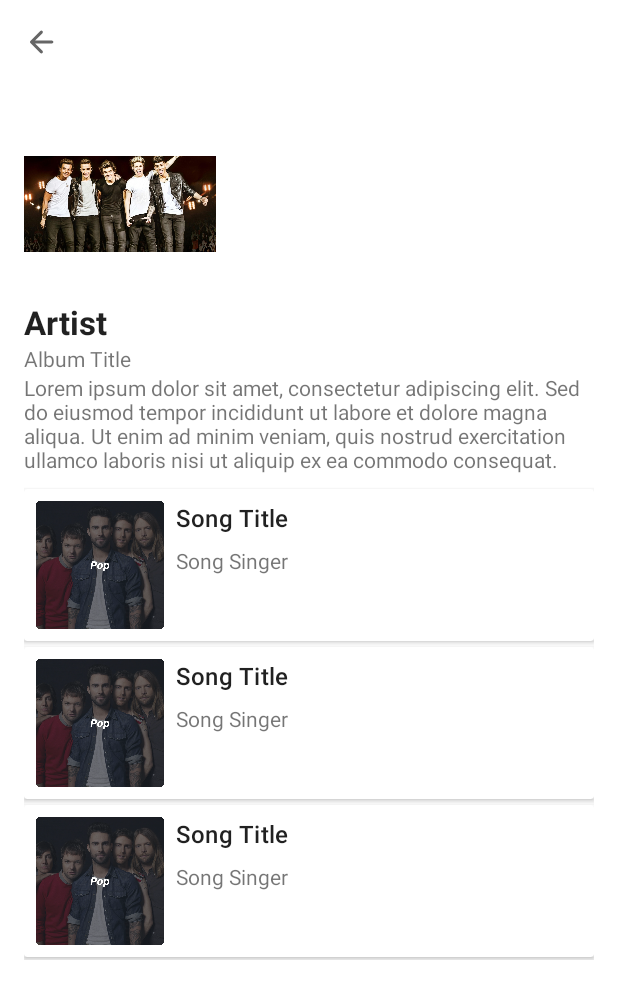
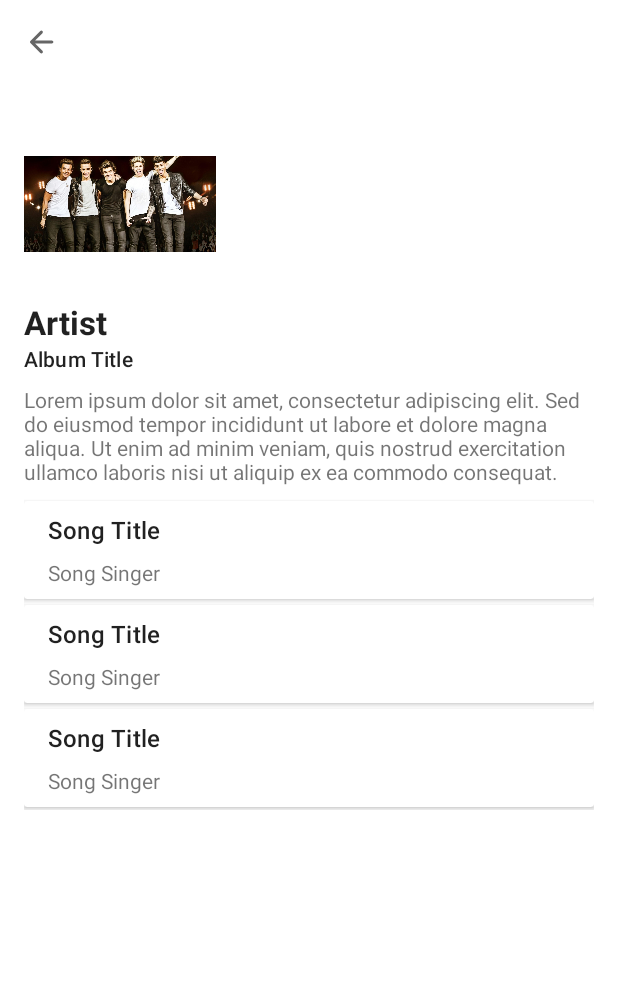
Before and after one commit to Akmall-rey/MusicPlayerProject, an Android app: the layout fragment_explore.xml on its own in the app's theme, with its tools: preview values and no code run, on a phone screen of 412 x 824 dp. Shown: the top 999 px of the screen. Run offline under Robolectric (Android 15) with nearby library versions, the phone set to English and light mode, and no system bars.

Commit message:
memperbaiki tampilan pada explore: menghapus foto album sebuah lagu

```diff
--- a/app/src/main/res/layout/fragment_explore.xml
+++ b/app/src/main/res/layout/fragment_explore.xml
@@ -53,6 +53,7 @@
 
             <TextView
                 android:id="@+id/album_title"
+                style="@style/TextAppearance.Material3.LabelLarge"
                 android:layout_width="match_parent"
                 android:layout_height="wrap_content"
                 android:text="Album Title" />
@@ -61,6 +62,7 @@
                 android:id="@+id/album_description"
                 android:layout_width="match_parent"
                 android:layout_height="wrap_content"
+                android:layout_marginTop="8dp"
                 android:text="@string/lorem" />
 
             <androidx.recyclerview.widget.RecyclerView
--- a/app/src/main/res/layout/fragment_search.xml
+++ b/app/src/main/res/layout/fragment_search.xml
@@ -61,7 +61,7 @@
         android:id="@+id/rv_Music"
         android:layout_width="match_parent"
         android:layout_height="wrap_content"
-        tools:listitem="@layout/search_result_recyclerview">
+        tools:listitem="@layout/item_song">
 
     </androidx.recyclerview.widget.RecyclerView>
 
--- a/app/src/main/res/layout/search_result_recyclerview.xml
+++ b/app/src/main/res/layout/search_result_recyclerview.xml
@@ -9,21 +9,11 @@
         android:layout_width="wrap_content"
         android:layout_height="wrap_content">
 
-        <LinearLayout
-            android:layout_width="wrap_content"
-            android:layout_height="wrap_content">
-
-            <ImageView
-                android:id="@+id/song_cover"
-                android:layout_width="128px"
-                android:layout_height="128px"
-                android:layout_margin="8dp"
-                android:src="@drawable/img_genre" />
-        </LinearLayout>
 
         <LinearLayout
             android:layout_width="match_parent"
             android:layout_height="wrap_content"
+            android:layout_marginHorizontal="16dp"
             android:layout_marginVertical="8dp"
             android:orientation="vertical">
 
```
Also changed, not shown: app/src/main/java/com/example/musicplayerproject/ui/fragments/home/explore/MusicAdapter.kt (+3 -7 lines).
